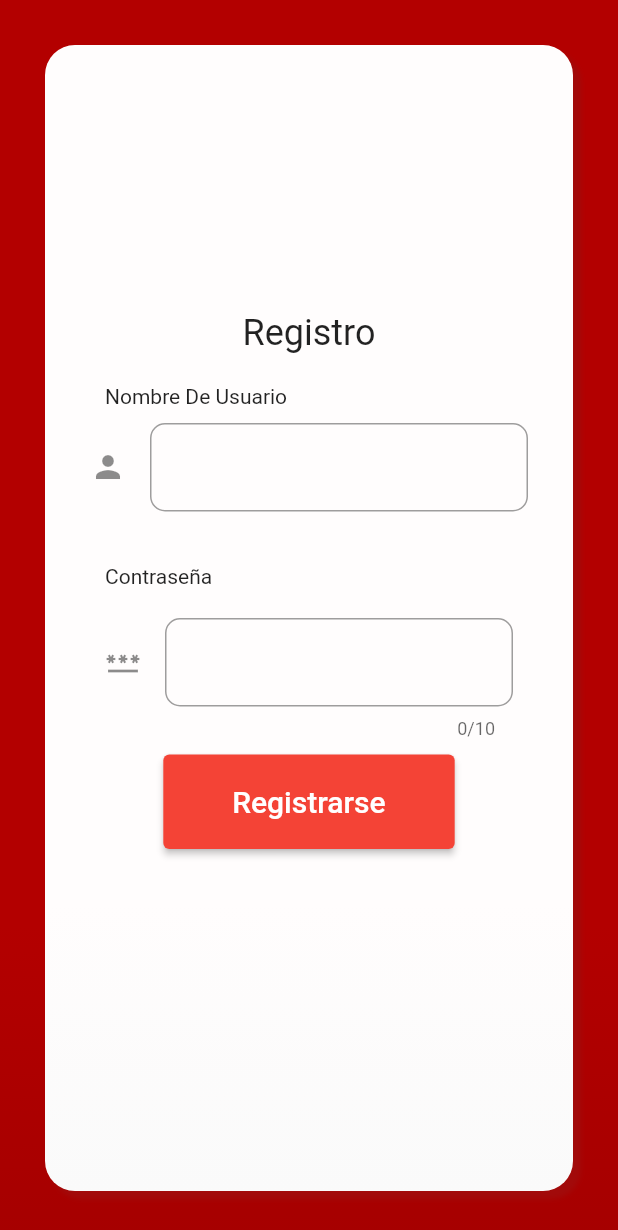
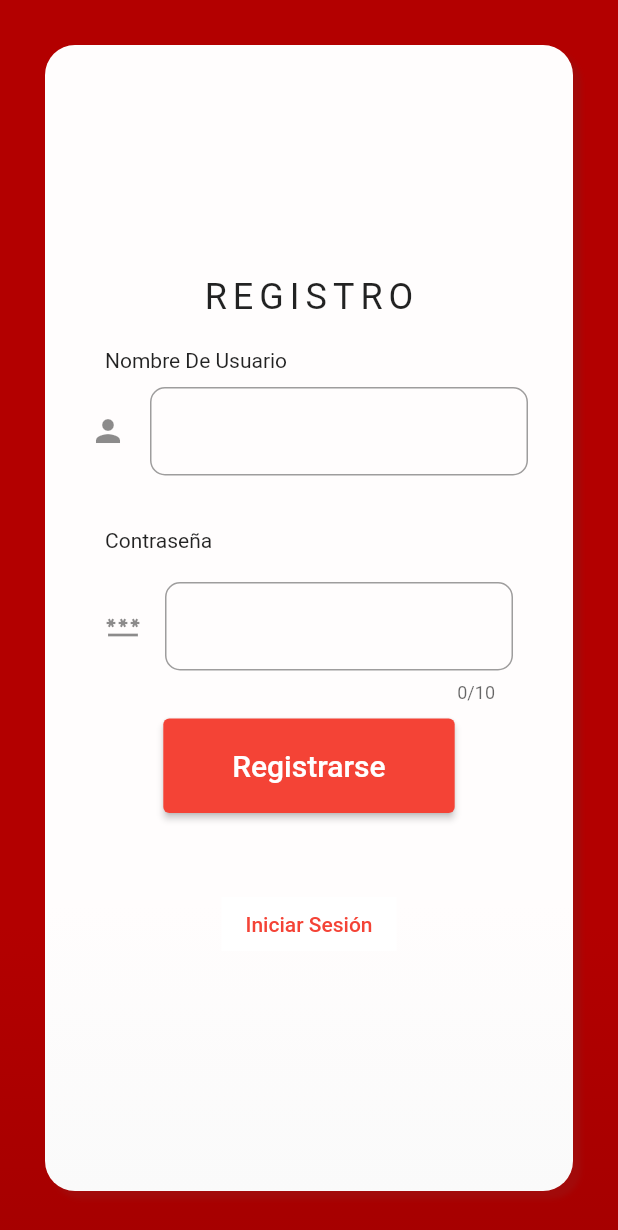
Before and after one commit to jhonel900/Aplicaci-nTodoList, a Flutter app: the screen it shows after launch, after a tap on "Registrarse", on a phone screen of 412 x 824 dp. Shown: the top 1230 px of the screen. Run offline on Flutter 3.47's test engine with Material 2 defaults, Android fonts, the phone set to English and light mode, and no system bars; our stand-ins replace sqflite; accounts and stored records are empty.

Commit message:
añadidos enlaces y corregido error

```diff
--- a/lib/fondo_formulario.dart
+++ b/lib/fondo_formulario.dart
@@ -27,7 +27,7 @@ class FondoFormularioT extends StatelessWidget {
                 ]),
             width: 600,
             height: double.infinity,
-            child: FormularioSesion()));
+            child: FormularioSesion(true)));
 
 /*
     return SafeArea(
--- a/lib/formulario_registro.dart
+++ b/lib/formulario_registro.dart
@@ -1,14 +1,26 @@
 import 'package:flutter/material.dart';
+import 'package:todolist/formulario_sesion.dart';
 
-class FormularioRegistro {
-  Column columnaRegistro() {
-    return Column(
+class FormRegistro extends StatefulWidget {
+  FormRegistro({Key? key}) : super(key: key);
+
+  @override
+  _FormRegistroState createState() => _FormRegistroState();
+}
+
+class _FormRegistroState extends State<FormRegistro> {
+  bool g = true;
+  @override
+  Widget build(BuildContext context) {
+    return Visibility(
+        visible: g,
+        child: Column(
           mainAxisAlignment: MainAxisAlignment.center,
           children: [
             Row(mainAxisAlignment: MainAxisAlignment.center, children: [
               Text(
-            'Registro',
-            style: TextStyle(fontSize: 24),
+                'REGISTRO',
+                style: TextStyle(fontSize: 24, letterSpacing: 4),
               ),
             ]),
             Padding(
@@ -69,12 +81,12 @@ class FormularioRegistro {
                           style: TextStyle(fontSize: 20),
                         ),
                       ),
-                )
+                    ),
                   ],
                 ),
               ),
-        )
+            ),
           ],
-    );
+        ));
   }
 }
--- a/lib/formulario_sesion.dart
+++ b/lib/formulario_sesion.dart
@@ -4,22 +4,34 @@ import 'package:todolist/formulario_registro.dart';
 import 'segundoPanel/tareas.dart';
 
 class FormularioSesion extends StatefulWidget {
+  bool visibilidadFormSesion = true;
+  static bool v = true;
+  FormularioSesion(bool visibilidadFormSesion) {
+    this.visibilidadFormSesion = visibilidadFormSesion;
+  }
   @override
-  _Formulario createState() => _Formulario();
+  _Formulario createState() => _Formulario(v);
 }
 
 class _Formulario extends State<FormularioSesion> {
+  bool visibilidadFormSesion = true;
+  bool visibleFormRegistroIn = false;
+
+  _Formulario(bool visib) {
+    this.visibilidadFormSesion = visib;
+  }
   Column? columnaTotal;
   Column? columnaBotones;
 
-  bool visibilidadFormSesion = true;
   bool visibilidadBotonesTotal = false;
 
   bool _visibleButtonIngresar = true;
   bool _buttonRegistrar = true;
   @override
   Widget build(BuildContext context) {
-    return Column(mainAxisAlignment: MainAxisAlignment.center, children: [
+    return SingleChildScrollView(
+        scrollDirection: Axis.vertical,
+        child: Column(mainAxisAlignment: MainAxisAlignment.center, children: [
           visibilidadFormSesion
               ? Column(children: [
                   SizedBox(
@@ -50,7 +62,8 @@ class _Formulario extends State<FormularioSesion> {
                   Row(children: [
                     Text(
                       'Usuario :',
-                  style: TextStyle(fontSize: 25, fontWeight: FontWeight.bold),
+                      style:
+                          TextStyle(fontSize: 25, fontWeight: FontWeight.bold),
                     )
                   ]),
                   TextField(),
@@ -60,13 +73,13 @@ class _Formulario extends State<FormularioSesion> {
                   Row(
                     children: [
                       Text('Constraseña',
-                      style:
-                          TextStyle(fontSize: 25, fontWeight: FontWeight.bold))
+                          style: TextStyle(
+                              fontSize: 25, fontWeight: FontWeight.bold))
                     ],
                   ),
                   TextField(),
                 ])
-          : FormularioRegistro().columnaRegistro(),
+              : FormRegistro(),
           SizedBox(
             height: 20,
           ),
@@ -105,6 +118,7 @@ class _Formulario extends State<FormularioSesion> {
                           visibilidadFormSesion = false;
                           _visibleButtonIngresar = false;
                           _buttonRegistrar = false;
+                          visibleFormRegistroIn = true;
                         });
                       },
                       child: Padding(
@@ -115,8 +129,31 @@ class _Formulario extends State<FormularioSesion> {
                           style: TextStyle(fontSize: 20),
                         ),
                       ),
-                ))
+                    )),
+                Visibility(
+                    visible: visibleFormRegistroIn,
+                    child: ElevatedButton(
+                        onPressed: () {
+                          setState(() {
+                            visibilidadFormSesion = true;
+                            _visibleButtonIngresar = true;
+                            _buttonRegistrar = true;
+                            visibleFormRegistroIn = false;
+                          });
+                        },
+                        child: Text(
+                          'Iniciar Sesión',
+                        ),
+                        style: ButtonStyle(
+                          backgroundColor:
+                              MaterialStateProperty.all(Colors.white),
+                          foregroundColor:
+                              MaterialStateProperty.all(Colors.red),
+                          elevation: MaterialStateProperty.all(0.0),
+                          shape: MaterialStateProperty.all(
+                              RoundedRectangleBorder(side: BorderSide.none)),
+                        ))),
               ]),
-    ]);
+        ]));
   }
 }
```
Lines whose indentation alone changed are shown as unchanged.
